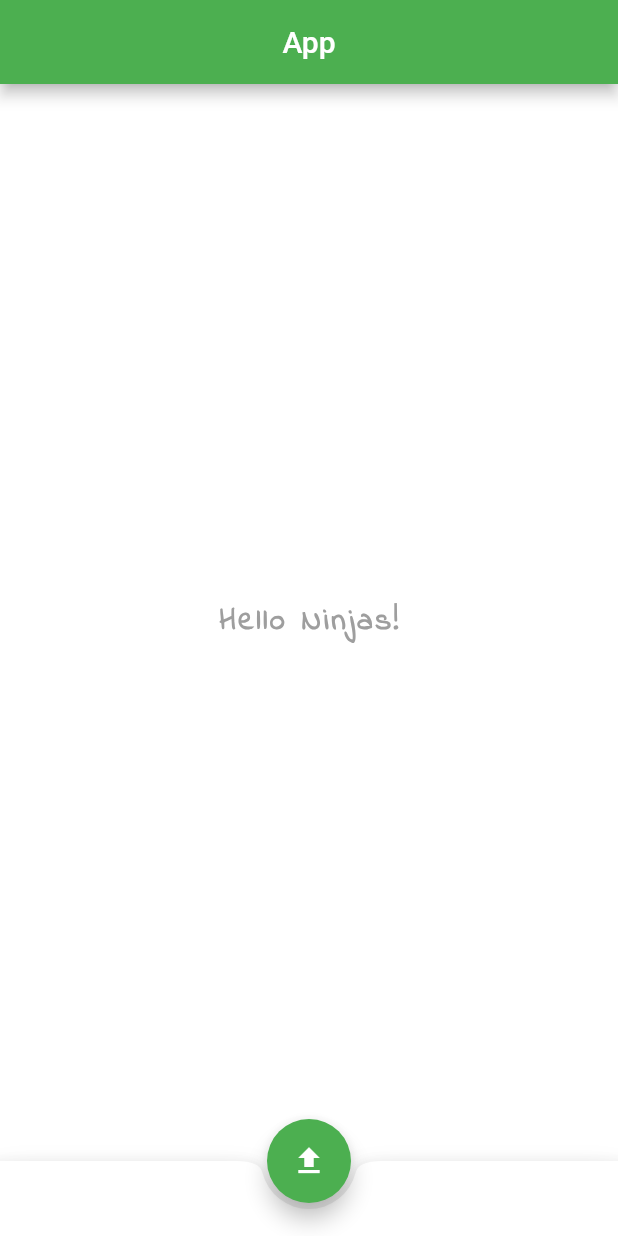
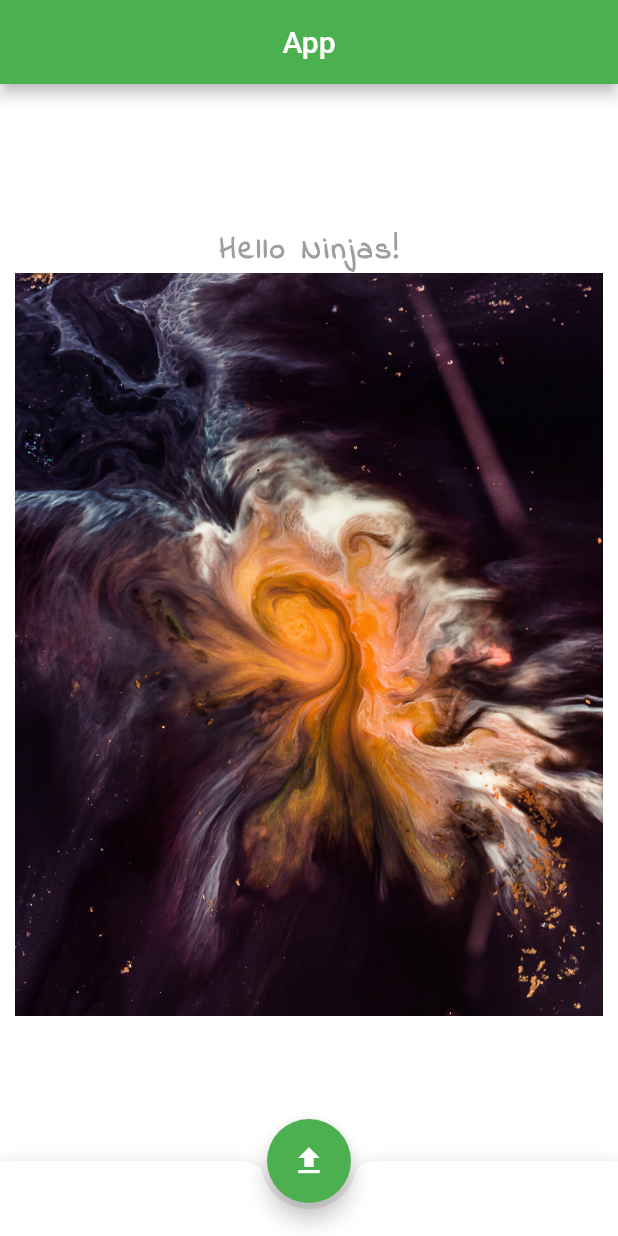
Before and after one commit to ZyferDk/Learn-Flutter, a Flutter app: the screen it shows after launch, on a phone screen of 412 x 824 dp. Run offline on Flutter 3.47's test engine with Material 2 defaults, Android fonts, the phone set to English and light mode, and no system bars.

Commit message:
images & assets

```diff
--- a/lib/main.dart
+++ b/lib/main.dart
@@ -15,8 +15,14 @@ class Home extends StatelessWidget {
         centerTitle: true,
         backgroundColor: Colors.green,
       ),
-      body: const Center(
-        child: Text(
+      body: Center(
+        child: Container(
+          padding: const EdgeInsets.all(10),
+          child: Column(
+            mainAxisSize: MainAxisSize.min,
+            mainAxisAlignment: MainAxisAlignment.spaceEvenly,
+            children: const <Widget>[
+              Text(
                 'Hello Ninjas!',
                 style: TextStyle(
                   fontSize: 20,
@@ -24,6 +30,16 @@ class Home extends StatelessWidget {
                   letterSpacing: 2,
                   color: Colors.grey,
                   fontFamily: 'IndieFlower',
+                ),
+              ),
+              // Image(
+              //   image: NetworkImage(
+              //       'https://images.unsplash.com/photo-1637497520435-cb436ebddc8c?ixlib=rb-1.2.1&ixid=MnwxMjA3fDB8MHxwaG90by1wYWdlfHx8fGVufDB8fHx8&auto=format&fit=crop&w=465&q=80'),
+              // ),
+              Image(
+                image: AssetImage('assets/space-2.jpg'),
+              )
+            ],
           ),
         ),
       ),
--- a/pubspec.yaml
+++ b/pubspec.yaml
@@ -58,9 +58,9 @@ flutter:
   uses-material-design: true
 
   # To add assets to your application, add an assets section, like this:
-  # assets:
-  #   - images/a_dot_burr.jpeg
-  #   - images/a_dot_ham.jpeg
+  assets:
+    # - assets/space-1.jpg
+    - assets/
 
   # An image asset can refer to one or more resolution-specific "variants", see
   # https://flutter.dev/assets-and-images/#resolution-aware.
```
Also changed, not shown: assets/space-1.jpg (added), assets/space-2.jpg (added), assets/space-3.jpg (added). Lines whose indentation alone changed are shown as unchanged.
